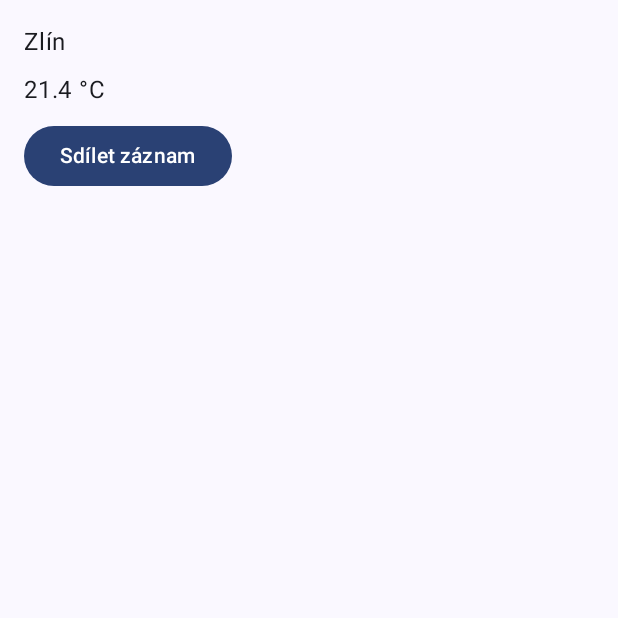
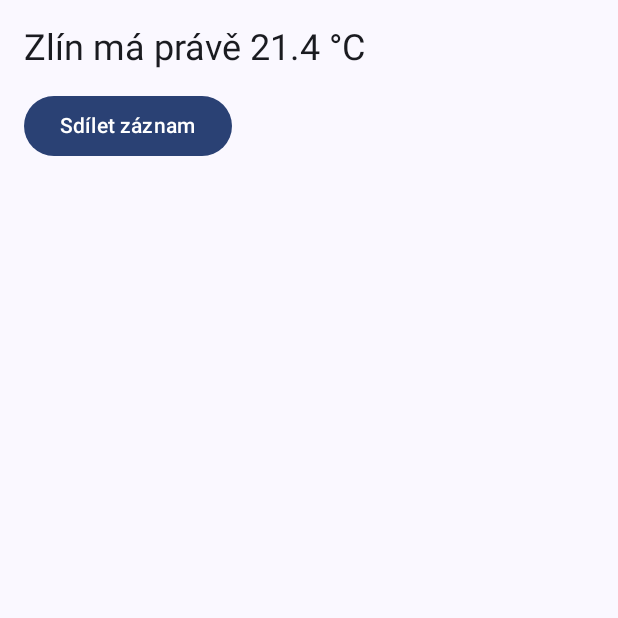
Before and after one commit to Martas666/meteodenik, an Android app built with Jetpack Compose: the screen it shows after launch (DetailMestaActivity), after a tap on "Zlín", on a phone screen of 412 x 824 dp, the top half of it. Run offline under Robolectric (Android 15) with nearby library versions, the phone set to English and light mode, and no system bars.

Commit message:
Lekce 06: kompletni lokalizace obrazovek

```diff
--- a/app/src/main/java/cz/utb/meteodenik/ui/DetailObrazovka.kt
+++ b/app/src/main/java/cz/utb/meteodenik/ui/DetailObrazovka.kt
@@ -7,6 +7,7 @@ import androidx.compose.foundation.layout.Arrangement
 import androidx.compose.foundation.layout.Column
 import androidx.compose.foundation.layout.padding
 import androidx.compose.material3.Button
+import androidx.compose.material3.MaterialTheme
 import androidx.compose.material3.Text
 import androidx.compose.runtime.Composable
 import androidx.compose.ui.Modifier
@@ -25,17 +26,27 @@ fun DetailObrazovka(
 ) {
     Column(
         modifier = modifier.padding(16.dp),
-        verticalArrangement = Arrangement.spacedBy(8.dp)
+        verticalArrangement = Arrangement.spacedBy(12.dp)
     ) {
-        Text(text = mesto)
+        if (teplota.isNaN()) {
+            Text(
+                text = mesto,
+                style = MaterialTheme.typography.headlineSmall
+            )
 
-        Text(
-            text = if (teplota.isNaN()) {
-                stringResource(R.string.teplota_chybi)
-            } else {
-                stringResource(R.string.teplota_format, teplota)
-            }
-        )
+            Text(
+                text = stringResource(R.string.teplota_chybi)
+            )
+        } else {
+            Text(
+                text = stringResource(
+                    R.string.detail_souhrn,
+                    mesto,
+                    teplota
+                ),
+                style = MaterialTheme.typography.headlineSmall
+            )
+        }
 
         SdiletTlacitko(
             mesto = mesto,
@@ -45,9 +56,17 @@ fun DetailObrazovka(
 }
 
 @Composable
-fun SdiletTlacitko(mesto: String, teplota: Double) {
+fun SdiletTlacitko(
+    mesto: String,
+    teplota: Double
+) {
     val context = LocalContext.current
-    val text = stringResource(R.string.sdileny_text, mesto, teplota)
+
+    val text = stringResource(
+        R.string.sdileny_text,
+        mesto,
+        teplota
+    )
 
     Button(
         onClick = {
@@ -61,10 +80,16 @@ fun SdiletTlacitko(mesto: String, teplota: Double) {
                     Intent.createChooser(sendIntent, null)
                 )
             } catch (e: ActivityNotFoundException) {
-                Log.w(TAG, "Není dostupná aplikace pro sdílení textu", e)
+                Log.w(
+                    TAG,
+                    "Není dostupná aplikace pro sdílení",
+                    e
+                )
             }
         }
     ) {
-        Text(text = stringResource(R.string.sdilet_zaznam))
+        Text(
+            text = stringResource(R.string.sdilet_zaznam)
+        )
     }
 }
--- a/app/src/main/res/values/strings.xml
+++ b/app/src/main/res/values/strings.xml
@@ -28,6 +28,8 @@
         <item quantity="many">%1$d záznamu</item>
         <item quantity="other">%1$d záznamů</item>
     </plurals>
+    <string name="detail_souhrn">%1$s má právě %2$.1f °C</string>
+
 
 
 </resources>
```
Also changed, not shown: 3 other files.
